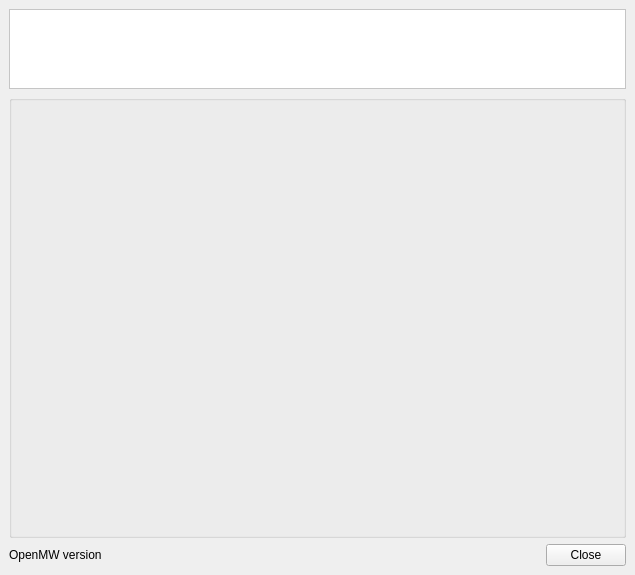
First picture: the form in files/ui/mainwindow.ui, repository nikamigaming-create/nikami-openmw-lab, before the edit.
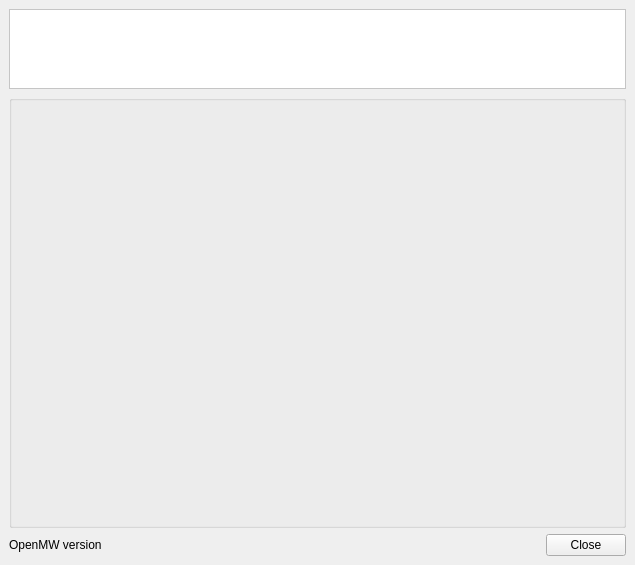
Second picture: the form after the edit. Icons and pictures are not drawn.

Commit message: UI adjustments to prevent parchment scroll from being cut off (fixes #3910)

```diff
--- a/files/ui/mainwindow.ui
+++ b/files/ui/mainwindow.ui
@@ -7,13 +7,13 @@
     <x>0</x>
     <y>0</y>
     <width>635</width>
-    <height>575</height>
+    <height>565</height>
    </rect>
   </property>
   <property name="minimumSize">
    <size>
     <width>635</width>
-    <height>535</height>
+    <height>565</height>
    </size>
   </property>
   <property name="windowTitle">
@@ -57,6 +57,18 @@
        <string/>
       </property>
       <layout class="QVBoxLayout" name="verticalLayout">
+       <property name="leftMargin">
+        <number>0</number>
+       </property>
+       <property name="topMargin">
+        <number>0</number>
+       </property>
+       <property name="rightMargin">
+        <number>0</number>
+       </property>
+       <property name="bottomMargin">
+        <number>0</number>
+       </property>
        <item>
         <widget class="QStackedWidget" name="pagesWidget"/>
        </item>
```
